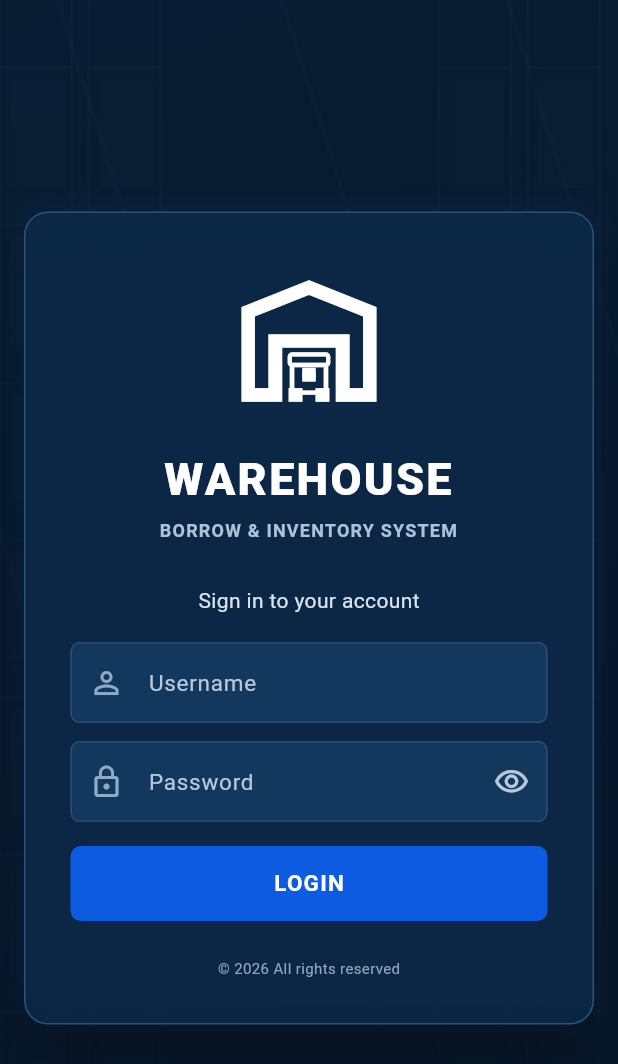
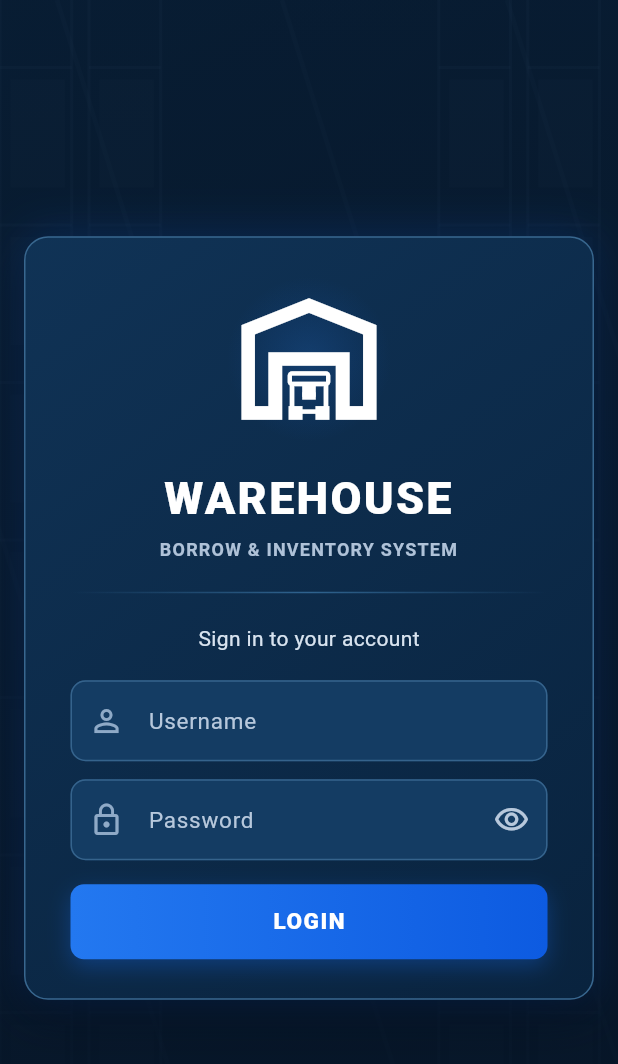
Before and after one commit to JamesSerenio/warehouse, a Flutter app: the screen it shows after launch, on a phone screen of 412 x 824 dp. Shown: the top 1064 px of the screen. Run offline on Flutter 3.47's test engine with Material 3 defaults, Android fonts, the phone set to English and light mode, and no system bars; our stand-ins replace supabase_flutter; accounts and stored records are empty.

Commit message:
added login

```diff
--- a/lib/screens/login_screen.dart
+++ b/lib/screens/login_screen.dart
@@ -89,20 +89,21 @@ class _LoginScreenState extends State<LoginScreen> {
                     vertical: 20,
                   ),
                   child: ConstrainedBox(
-                    constraints: const BoxConstraints(
-                      maxWidth: 380,
-                      minHeight: 530,
-                    ),
+                    constraints: const BoxConstraints(maxWidth: 380),
                     child: Container(
                       padding: const EdgeInsets.symmetric(
                         horizontal: 30,
-                        vertical: 30,
+                        vertical: 26,
                       ),
                       decoration: BoxDecoration(
-                        color: const Color(0xF50B2746),
+                        gradient: const LinearGradient(
+                          begin: Alignment.topLeft,
+                          end: Alignment.bottomRight,
+                          colors: [Color(0xFA103356), Color(0xFA09233E)],
+                        ),
                         borderRadius: BorderRadius.circular(16),
                         border: Border.all(
-                          color: const Color(0xFF28547A),
+                          color: const Color(0xFF38678F),
                           width: 1,
                         ),
                         boxShadow: const [
@@ -112,8 +113,8 @@ class _LoginScreenState extends State<LoginScreen> {
                             offset: Offset(0, 10),
                           ),
                           BoxShadow(
-                            color: Color(0x332867C0),
-                            blurRadius: 18,
+                            color: Color(0x3D1769E8),
+                            blurRadius: 24,
                             spreadRadius: 1,
                           ),
                         ],
@@ -126,7 +127,7 @@ class _LoginScreenState extends State<LoginScreen> {
                           ),
                           inputDecorationTheme: InputDecorationTheme(
                             filled: true,
-                            fillColor: const Color(0xFF12385D),
+                            fillColor: const Color(0xFF143C63),
                             labelStyle: const TextStyle(
                               color: Color(0xFFB7C8DC),
                               fontSize: 15,
@@ -138,26 +139,26 @@ class _LoginScreenState extends State<LoginScreen> {
                               vertical: 15,
                             ),
                             border: OutlineInputBorder(
-                              borderRadius: BorderRadius.circular(6),
+                              borderRadius: BorderRadius.circular(10),
                               borderSide: const BorderSide(
                                 color: Color(0xFF294D73),
                               ),
                             ),
                             enabledBorder: OutlineInputBorder(
-                              borderRadius: BorderRadius.circular(6),
+                              borderRadius: BorderRadius.circular(10),
                               borderSide: const BorderSide(
-                                color: Color(0xFF294D73),
+                                color: Color(0xFF35638C),
                               ),
                             ),
                             focusedBorder: OutlineInputBorder(
-                              borderRadius: BorderRadius.circular(6),
+                              borderRadius: BorderRadius.circular(10),
                               borderSide: const BorderSide(
                                 color: Color(0xFF4B91FF),
                                 width: 2,
                               ),
                             ),
                             errorBorder: OutlineInputBorder(
-                              borderRadius: BorderRadius.circular(6),
+                              borderRadius: BorderRadius.circular(10),
                               borderSide: const BorderSide(
                                 color: Color(0xFFFF8A8A),
                               ),
@@ -170,10 +171,19 @@ class _LoginScreenState extends State<LoginScreen> {
                             child: Column(
                               mainAxisSize: MainAxisSize.min,
                               children: [
-                                const SizedBox(
+                                Container(
                                   width: 110,
                                   height: 110,
-                                  child: Stack(
+                                  decoration: const BoxDecoration(
+                                    shape: BoxShape.circle,
+                                    gradient: RadialGradient(
+                                      colors: [
+                                        Color(0x332C7EEA),
+                                        Color(0x001769E8),
+                                      ],
+                                    ),
+                                  ),
+                                  child: const Stack(
                                     alignment: Alignment.center,
                                     children: [
                                       Icon(
@@ -214,7 +224,23 @@ class _LoginScreenState extends State<LoginScreen> {
                                     letterSpacing: 0.8,
                                   ),
                                 ),
-                                const SizedBox(height: 28),
+                                Padding(
+                                  padding: const EdgeInsets.symmetric(
+                                    vertical: 20,
+                                  ),
+                                  child: Container(
+                                    height: 1,
+                                    decoration: const BoxDecoration(
+                                      gradient: LinearGradient(
+                                        colors: [
+                                          Color(0x002F638F),
+                                          Color(0xFF2F638F),
+                                          Color(0x002F638F),
+                                        ],
+                                      ),
+                                    ),
+                                  ),
+                                ),
                                 const Text(
                                   'Sign in to your account',
                                   style: TextStyle(
@@ -282,20 +308,40 @@ class _LoginScreenState extends State<LoginScreen> {
                                 SizedBox(
                                   width: double.infinity,
                                   height: 50,
+                                  child: DecoratedBox(
+                                    decoration: BoxDecoration(
+                                      gradient: const LinearGradient(
+                                        colors: [
+                                          Color(0xFF2378F0),
+                                          Color(0xFF0D5BE1),
+                                        ],
+                                      ),
+                                      borderRadius: BorderRadius.circular(9),
+                                      boxShadow: const [
+                                        BoxShadow(
+                                          color: Color(0x551769E8),
+                                          blurRadius: 12,
+                                          offset: Offset(0, 5),
+                                        ),
+                                      ],
+                                    ),
                                     child: FilledButton(
                                       style: FilledButton.styleFrom(
-                                      backgroundColor: const Color(0xFF0D5BE1),
+                                        backgroundColor: Colors.transparent,
                                         foregroundColor: Colors.white,
                                         disabledBackgroundColor: const Color(
-                                        0xFF254D82,
+                                          0xAA254D82,
                                         ),
+                                        shadowColor: Colors.transparent,
                                         shape: RoundedRectangleBorder(
-                                        borderRadius: BorderRadius.circular(7),
+                                          borderRadius: BorderRadius.circular(
+                                            9,
+                                          ),
                                         ),
                                         textStyle: const TextStyle(
                                           fontSize: 15,
-                                        fontWeight: FontWeight.w700,
-                                        letterSpacing: 0.8,
+                                          fontWeight: FontWeight.w800,
+                                          letterSpacing: 1,
                                         ),
                                       ),
                                       onPressed: _isLoading ? null : _login,
@@ -308,16 +354,6 @@ class _LoginScreenState extends State<LoginScreen> {
                                               ),
                                             )
                                           : const Text('LOGIN'),
-                                  ),
-                                ),
-                                const SizedBox(height: 24),
-                                const Padding(
-                                  padding: EdgeInsets.zero,
-                                  child: Text(
-                                    '© 2026 All rights reserved',
-                                    style: TextStyle(
-                                      color: Color(0xFF91A7BF),
-                                      fontSize: 10,
                                     ),
                                   ),
                                 ),
```
Lines whose indentation alone changed are shown as unchanged.
